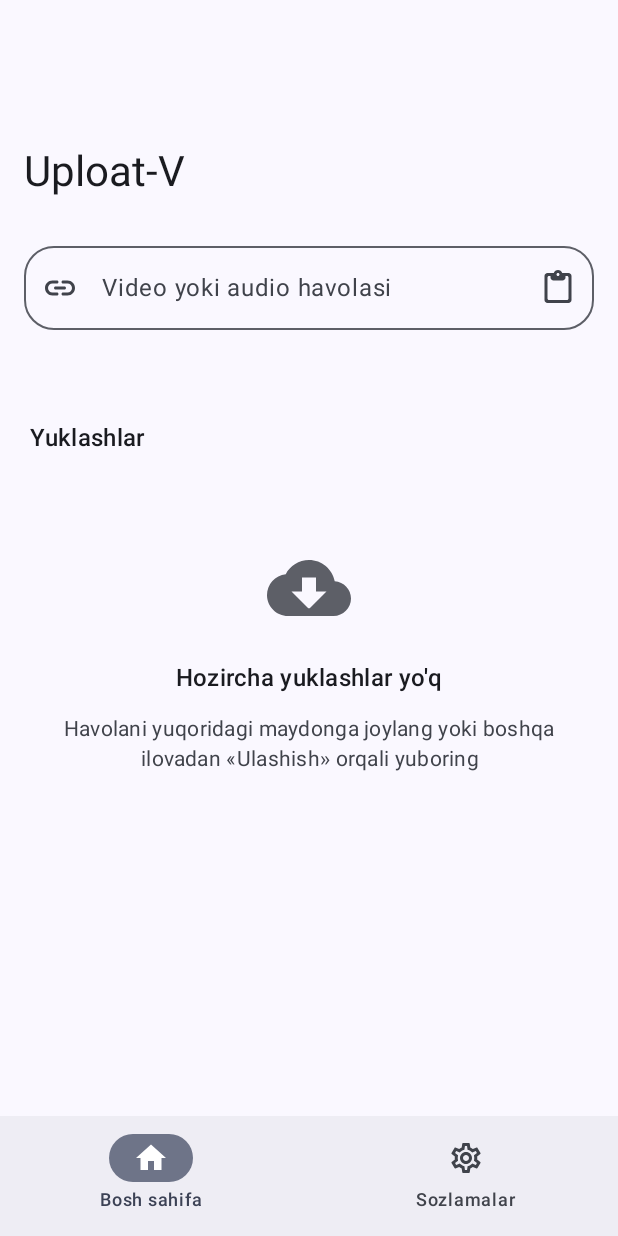
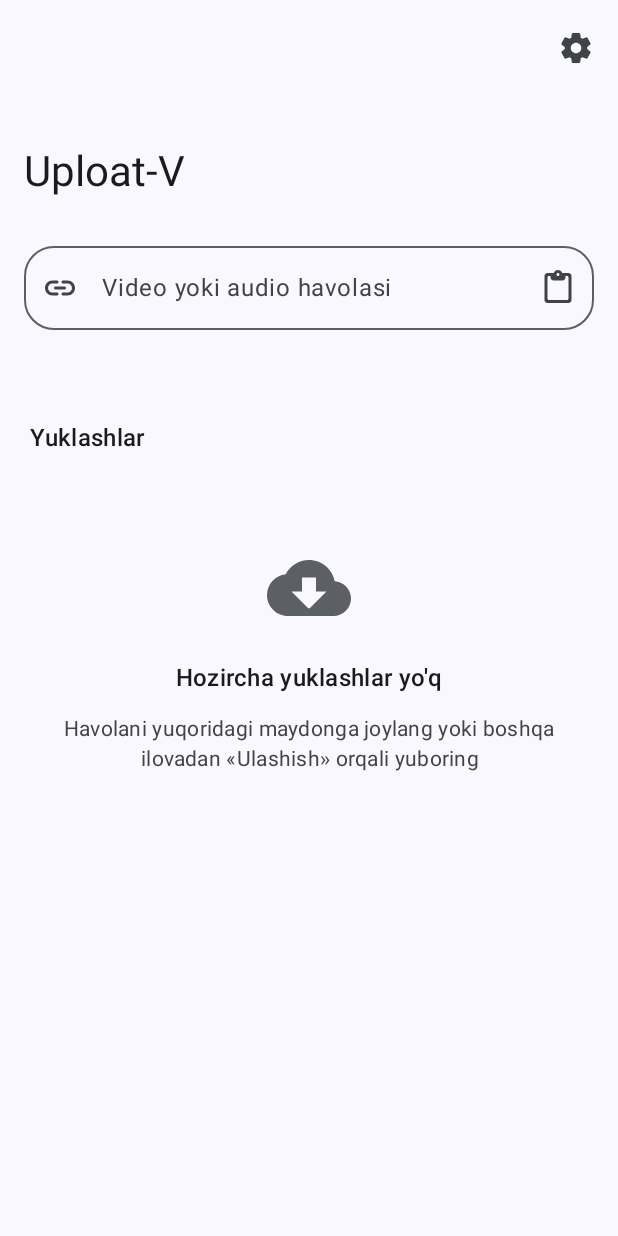
Before and after one commit to mmVohid/Uploat-V, an Android app built with Jetpack Compose: the screen it shows after launch (MainActivity), on a phone screen of 412 x 824 dp. Run offline under Robolectric (Android 15) with nearby library versions, the phone set to English and light mode, and no system bars; libraries missing offline, so code that uses them is left out: com.yausername.ffmpeg, com.yausername.youtubedl_android; pictures from the network do not load; 4 statements that could not run were skipped.

Commit message:
Sozlamalar Bosh sahifa ichiga ko'chirildi, pastki navigatsiya olib tashlandi
Co-Authored-By: Claude Sonnet 5.5 <noreply@anthropic.com>
Claude-Session: https://claude.ai/code/session_01C8vsZ3VxDw6Mug94D2R5JE

```diff
--- a/app/src/main/java/uz/vohid/uploatv/MainActivity.kt
+++ b/app/src/main/java/uz/vohid/uploatv/MainActivity.kt
@@ -9,30 +9,16 @@ import androidx.activity.ComponentActivity
 import androidx.activity.compose.setContent
 import androidx.activity.enableEdgeToEdge
 import androidx.activity.result.contract.ActivityResultContracts
-import androidx.compose.animation.Crossfade
 import androidx.compose.foundation.layout.WindowInsets
-import androidx.compose.material.icons.Icons
-import androidx.compose.material.icons.filled.Home
-import androidx.compose.material.icons.filled.Settings
-import androidx.compose.material.icons.outlined.Home
-import androidx.compose.material.icons.outlined.Settings
-import androidx.compose.material3.Icon
-import androidx.compose.material3.NavigationBar
-import androidx.compose.material3.NavigationBarItem
 import androidx.compose.material3.Scaffold
 import androidx.compose.material3.SnackbarHost
 import androidx.compose.material3.SnackbarHostState
-import androidx.compose.material3.Text
 import androidx.compose.runtime.Composable
 import androidx.compose.runtime.LaunchedEffect
 import androidx.compose.runtime.getValue
-import androidx.compose.runtime.mutableIntStateOf
 import androidx.compose.runtime.mutableStateOf
 import androidx.compose.runtime.remember
-import androidx.compose.runtime.saveable.rememberSaveable
 import androidx.compose.runtime.setValue
-import androidx.compose.ui.platform.LocalContext
-import androidx.compose.ui.Modifier
 import androidx.core.content.ContextCompat
 import androidx.lifecycle.compose.collectAsStateWithLifecycle
 import androidx.lifecycle.viewmodel.compose.viewModel
@@ -40,7 +26,6 @@ import uz.vohid.uploatv.data.AppSettings
 import uz.vohid.uploatv.data.SettingsRepository
 import uz.vohid.uploatv.ui.HomeScreen
 import uz.vohid.uploatv.ui.HomeViewModel
-import uz.vohid.uploatv.ui.SettingsScreen
 import uz.vohid.uploatv.ui.SettingsViewModel
 import uz.vohid.uploatv.ui.theme.UploatTheme
 
@@ -95,12 +80,10 @@ class MainActivity : ComponentActivity() {
 private fun AppRoot(sharedUrl: String?, onSharedConsumed: () -> Unit) {
     val homeVm: HomeViewModel = viewModel()
     val settingsVm: SettingsViewModel = viewModel()
-    var tab by rememberSaveable { mutableIntStateOf(0) }
     val snackbar = remember { SnackbarHostState() }
 
     LaunchedEffect(sharedUrl) {
         sharedUrl?.let {
-            tab = 0
             homeVm.onUrlChange(it, immediate = true)
             onSharedConsumed()
         }
@@ -109,39 +92,7 @@ private fun AppRoot(sharedUrl: String?, onSharedConsumed: () -> Unit) {
     Scaffold(
         contentWindowInsets = WindowInsets(0, 0, 0, 0),
         snackbarHost = { SnackbarHost(snackbar) },
-        bottomBar = {
-            NavigationBar {
-                NavigationBarItem(
-                    selected = tab == 0,
-                    onClick = { tab = 0 },
-                    icon = {
-                        Icon(
-                            if (tab == 0) Icons.Filled.Home else Icons.Outlined.Home,
-                            contentDescription = null,
-                        )
-                    },
-                    label = { Text("Bosh sahifa") },
-                )
-                NavigationBarItem(
-                    selected = tab == 1,
-                    onClick = { tab = 1 },
-                    icon = {
-                        Icon(
-                            if (tab == 1) Icons.Filled.Settings else Icons.Outlined.Settings,
-                            contentDescription = null,
-                        )
-                    },
-                    label = { Text("Sozlamalar") },
-                )
-            }
-        },
-    ) { inner ->
-        val bottom = inner.calculateBottomPadding()
-        Crossfade(targetState = tab, label = "tabs") { current ->
-            when (current) {
-                0 -> HomeScreen(vm = homeVm, bottomPadding = bottom, snackbar = snackbar)
-                else -> SettingsScreen(vm = settingsVm, bottomPadding = bottom)
-            }
-        }
+    ) { _ ->
+        HomeScreen(vm = homeVm, settingsVm = settingsVm, snackbar = snackbar)
     }
 }
--- a/app/src/main/java/uz/vohid/uploatv/ui/HomeScreen.kt
+++ b/app/src/main/java/uz/vohid/uploatv/ui/HomeScreen.kt
@@ -56,8 +56,14 @@ import androidx.compose.material3.Text
 import androidx.compose.material3.TextButton
 import androidx.compose.material3.TopAppBarDefaults
 import androidx.compose.runtime.Composable
+import androidx.compose.foundation.layout.asPaddingValues
+import androidx.compose.foundation.layout.navigationBars
+import androidx.compose.material.icons.rounded.Settings
 import androidx.compose.runtime.getValue
+import androidx.compose.runtime.mutableStateOf
 import androidx.compose.runtime.rememberCoroutineScope
+import androidx.compose.runtime.saveable.rememberSaveable
+import androidx.compose.runtime.setValue
 import androidx.compose.ui.Alignment
 import androidx.compose.ui.Modifier
 import androidx.compose.ui.draw.clip
@@ -81,7 +87,9 @@ import uz.vohid.uploatv.download.formatDuration
 
 @OptIn(ExperimentalMaterial3Api::class)
 @Composable
-fun HomeScreen(vm: HomeViewModel, bottomPadding: Dp, snackbar: SnackbarHostState) {
+fun HomeScreen(vm: HomeViewModel, settingsVm: SettingsViewModel, snackbar: SnackbarHostState) {
+    var showSettings by rememberSaveable { mutableStateOf(false) }
+    val navBottom = WindowInsets.navigationBars.asPaddingValues().calculateBottomPadding()
     val ui by vm.ui.collectAsStateWithLifecycle()
     val items by DownloadManager.items.collectAsStateWithLifecycle()
     val context = LocalContext.current
@@ -91,18 +99,21 @@ fun HomeScreen(vm: HomeViewModel, bottomPadding: Dp, snackbar: SnackbarHostState
     val scroll = TopAppBarDefaults.exitUntilCollapsedScrollBehavior()
 
     Scaffold(
-        modifier = Modifier
-            .nestedScroll(scroll.nestedScrollConnection)
-            .padding(bottom = bottomPadding)
-            .consumeWindowInsets(PaddingValues(bottom = bottomPadding)),
+        modifier = Modifier.nestedScroll(scroll.nestedScrollConnection),
         contentWindowInsets = WindowInsets(0, 0, 0, 0),
         topBar = {
             LargeTopAppBar(
                 title = { Text("Uploat-V") },
+                actions = {
+                    IconButton(onClick = { showSettings = true }) {
+                        Icon(Icons.Rounded.Settings, contentDescription = "Sozlamalar")
+                    }
+                },
                 scrollBehavior = scroll,
             )
         },
     ) { pad ->
+        SettingsHost(show = showSettings, vm = settingsVm, onDismiss = { showSettings = false })
         LazyColumn(
             modifier = Modifier
                 .fillMaxSize()
@@ -111,7 +122,7 @@ fun HomeScreen(vm: HomeViewModel, bottomPadding: Dp, snackbar: SnackbarHostState
                 start = 16.dp,
                 end = 16.dp,
                 top = pad.calculateTopPadding() + 4.dp,
-                bottom = 24.dp,
+                bottom = 24.dp + navBottom,
             ),
             verticalArrangement = Arrangement.spacedBy(12.dp),
         ) {
@@ -224,6 +235,11 @@ fun HomeScreen(vm: HomeViewModel, bottomPadding: Dp, snackbar: SnackbarHostState
             }
         }
     }
+}
+
+@Composable
+private fun SettingsHost(show: Boolean, vm: SettingsViewModel, onDismiss: () -> Unit) {
+    if (show) SettingsSheet(vm = vm, onDismiss = onDismiss)
 }
 
 @Composable
```
Also changed, not shown: app/src/main/java/uz/vohid/uploatv/ui/SettingsScreen.kt (+15 -22 lines).
